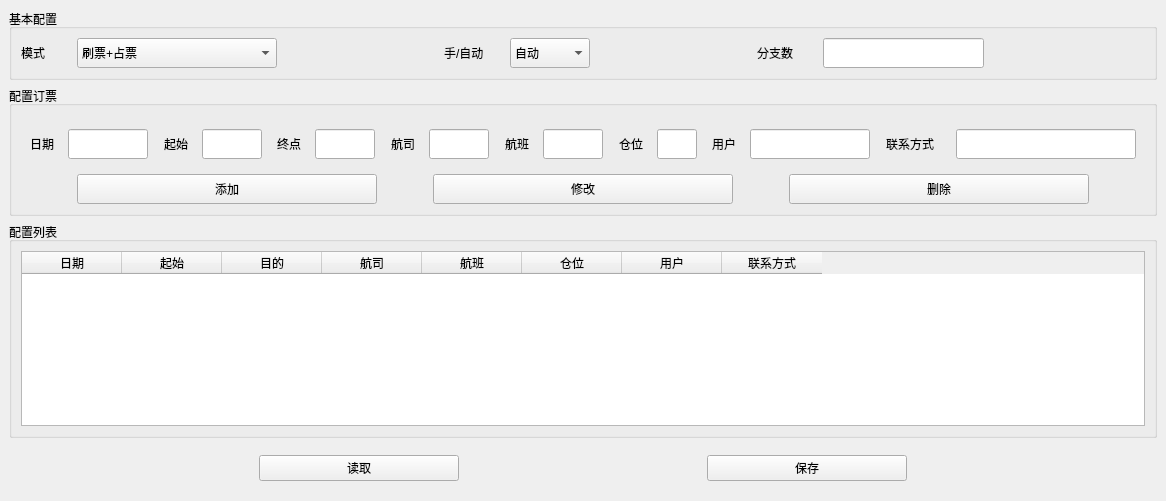
imecoder/autobook, file Galileo/Config/mainwindow.ui: the form before one commit.
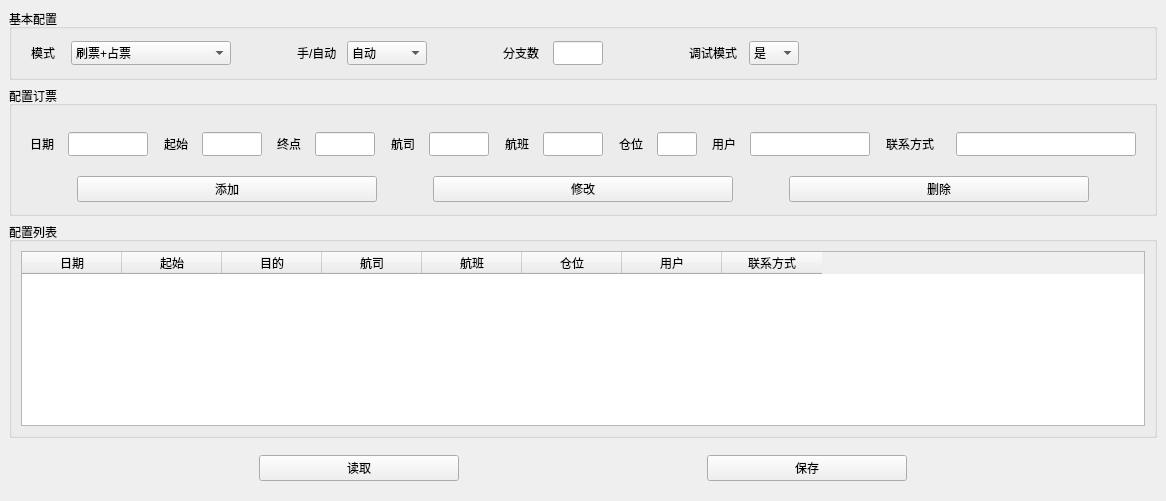
The form after the commit.

Commit message: 添加了调试模式进入配置文件, 增加了一个新的用户

Diff of the .ui file:
```diff
--- a/Galileo/Config/mainwindow.ui
+++ b/Galileo/Config/mainwindow.ui
@@ -34,10 +34,49 @@
       </property>
       <layout class="QHBoxLayout" name="horizontalLayout">
        <item>
+        <widget class="QWidget" name="widget_5" native="true">
+         <property name="minimumSize">
+          <size>
+           <width>270</width>
+           <height>30</height>
+          </size>
+         </property>
+         <property name="maximumSize">
+          <size>
+           <width>270</width>
+           <height>30</height>
+          </size>
+         </property>
+         <layout class="QHBoxLayout" name="horizontalLayout_6">
+          <property name="spacing">
+           <number>0</number>
+          </property>
+          <property name="leftMargin">
+           <number>10</number>
+          </property>
+          <property name="topMargin">
+           <number>0</number>
+          </property>
+          <property name="rightMargin">
+           <number>0</number>
+          </property>
+          <property name="bottomMargin">
+           <number>0</number>
+          </property>
+          <item>
         <widget class="QLabel" name="label">
+            <property name="enabled">
+             <bool>true</bool>
+            </property>
          <property name="minimumSize">
           <size>
-           <width>50</width>
+              <width>40</width>
+              <height>30</height>
+             </size>
+            </property>
+            <property name="maximumSize">
+             <size>
+              <width>40</width>
            <height>30</height>
           </size>
          </property>
@@ -56,8 +95,14 @@
         <widget class="QComboBox" name="comboBoxMode">
          <property name="minimumSize">
           <size>
-           <width>200</width>
-           <height>30</height>
+              <width>160</width>
+              <height>24</height>
+             </size>
+            </property>
+            <property name="maximumSize">
+             <size>
+              <width>160</width>
+              <height>24</height>
           </size>
          </property>
          <property name="font">
@@ -97,11 +142,50 @@
          </property>
         </spacer>
        </item>
+         </layout>
+        </widget>
+       </item>
+       <item>
+        <widget class="QWidget" name="widget_12" native="true">
+         <property name="minimumSize">
+          <size>
+           <width>200</width>
+           <height>30</height>
+          </size>
+         </property>
+         <property name="maximumSize">
+          <size>
+           <width>200</width>
+           <height>30</height>
+          </size>
+         </property>
+         <layout class="QHBoxLayout" name="horizontalLayout_7">
+          <property name="spacing">
+           <number>0</number>
+          </property>
+          <property name="leftMargin">
+           <number>0</number>
+          </property>
+          <property name="topMargin">
+           <number>0</number>
+          </property>
+          <property name="rightMargin">
+           <number>0</number>
+          </property>
+          <property name="bottomMargin">
+           <number>0</number>
+          </property>
        <item>
         <widget class="QLabel" name="label_2">
          <property name="minimumSize">
           <size>
-           <width>60</width>
+              <width>50</width>
+              <height>30</height>
+             </size>
+            </property>
+            <property name="maximumSize">
+             <size>
+              <width>50</width>
            <height>30</height>
           </size>
          </property>
@@ -121,7 +205,13 @@
          <property name="minimumSize">
           <size>
            <width>80</width>
-           <height>30</height>
+              <height>24</height>
+             </size>
+            </property>
+            <property name="maximumSize">
+             <size>
+              <width>16777215</width>
+              <height>24</height>
           </size>
          </property>
          <property name="font">
@@ -155,17 +245,56 @@
          </property>
          <property name="sizeHint" stdset="0">
           <size>
-           <width>40</width>
-           <height>20</height>
+              <width>67</width>
+              <height>27</height>
           </size>
          </property>
         </spacer>
        </item>
+         </layout>
+        </widget>
+       </item>
+       <item>
+        <widget class="QWidget" name="widget_13" native="true">
+         <property name="minimumSize">
+          <size>
+           <width>180</width>
+           <height>30</height>
+          </size>
+         </property>
+         <property name="maximumSize">
+          <size>
+           <width>180</width>
+           <height>30</height>
+          </size>
+         </property>
+         <layout class="QHBoxLayout" name="horizontalLayout_8">
+          <property name="spacing">
+           <number>0</number>
+          </property>
+          <property name="leftMargin">
+           <number>0</number>
+          </property>
+          <property name="topMargin">
+           <number>0</number>
+          </property>
+          <property name="rightMargin">
+           <number>0</number>
+          </property>
+          <property name="bottomMargin">
+           <number>0</number>
+          </property>
        <item>
         <widget class="QLabel" name="label_3">
          <property name="minimumSize">
           <size>
-           <width>60</width>
+              <width>50</width>
+              <height>30</height>
+             </size>
+            </property>
+            <property name="maximumSize">
+             <size>
+              <width>50</width>
            <height>30</height>
           </size>
          </property>
@@ -184,8 +313,14 @@
         <widget class="QLineEdit" name="lineEditBranchSize">
          <property name="minimumSize">
           <size>
-           <width>100</width>
-           <height>30</height>
+              <width>50</width>
+              <height>24</height>
+             </size>
+            </property>
+            <property name="maximumSize">
+             <size>
+              <width>50</width>
+              <height>24</height>
           </size>
          </property>
          <property name="font">
@@ -209,6 +344,131 @@
          </property>
          <property name="sizeHint" stdset="0">
           <size>
+              <width>77</width>
+              <height>27</height>
+             </size>
+            </property>
+           </spacer>
+          </item>
+         </layout>
+        </widget>
+       </item>
+       <item>
+        <widget class="QWidget" name="widget_14" native="true">
+         <property name="minimumSize">
+          <size>
+           <width>160</width>
+           <height>30</height>
+          </size>
+         </property>
+         <property name="maximumSize">
+          <size>
+           <width>160</width>
+           <height>30</height>
+          </size>
+         </property>
+         <layout class="QHBoxLayout" name="horizontalLayout_16">
+          <property name="spacing">
+           <number>0</number>
+          </property>
+          <property name="leftMargin">
+           <number>0</number>
+          </property>
+          <property name="topMargin">
+           <number>0</number>
+          </property>
+          <property name="rightMargin">
+           <number>0</number>
+          </property>
+          <property name="bottomMargin">
+           <number>0</number>
+          </property>
+          <item>
+           <widget class="QLabel" name="label_4">
+            <property name="minimumSize">
+             <size>
+              <width>60</width>
+              <height>30</height>
+             </size>
+            </property>
+            <property name="maximumSize">
+             <size>
+              <width>16777215</width>
+              <height>30</height>
+             </size>
+            </property>
+            <property name="font">
+             <font>
+              <family>Microsoft YaHei UI</family>
+              <pointsize>9</pointsize>
+             </font>
+            </property>
+            <property name="text">
+             <string>调试模式</string>
+            </property>
+           </widget>
+          </item>
+          <item>
+           <widget class="QComboBox" name="comboBoxDebug">
+            <property name="minimumSize">
+             <size>
+              <width>50</width>
+              <height>24</height>
+             </size>
+            </property>
+            <property name="maximumSize">
+             <size>
+              <width>16777215</width>
+              <height>24</height>
+             </size>
+            </property>
+            <property name="font">
+             <font>
+              <family>Microsoft YaHei UI</family>
+              <pointsize>9</pointsize>
+             </font>
+            </property>
+            <item>
+             <property name="text">
+              <string>是</string>
+             </property>
+            </item>
+            <item>
+             <property name="text">
+              <string>否</string>
+             </property>
+            </item>
+           </widget>
+          </item>
+          <item>
+           <spacer name="horizontalSpacer_5">
+            <property name="orientation">
+             <enum>Qt::Horizontal</enum>
+            </property>
+            <property name="sizeHint" stdset="0">
+             <size>
+              <width>44</width>
+              <height>20</height>
+             </size>
+            </property>
+           </spacer>
+          </item>
+         </layout>
+        </widget>
+       </item>
+       <item>
+        <spacer name="horizontalSpacer_4">
+         <property name="minimumSize">
+          <size>
+           <width>0</width>
+           <height>30</height>
+          </size>
+         </property>
+         <property name="orientation">
+          <enum>Qt::Horizontal</enum>
+         </property>
+         <property name="sizeHint" stdset="0">
+          <size>
            <width>40</width>
            <height>20</height>
           </size>
@@ -287,7 +547,7 @@
                <property name="minimumSize">
                 <size>
                  <width>60</width>
-                 <height>30</height>
+                 <height>24</height>
                 </size>
                </property>
                <property name="maximumSize">
@@ -368,7 +628,7 @@
                <property name="minimumSize">
                 <size>
                  <width>60</width>
-                 <height>30</height>
+                 <height>24</height>
                 </size>
                </property>
                <property name="maximumSize">
@@ -449,7 +709,7 @@
                <property name="minimumSize">
                 <size>
                  <width>60</width>
-                 <height>30</height>
+                 <height>24</height>
                 </size>
                </property>
                <property name="maximumSize">
@@ -530,7 +790,7 @@
                <property name="minimumSize">
                 <size>
                  <width>60</width>
-                 <height>30</height>
+                 <height>24</height>
                 </size>
                </property>
                <property name="maximumSize">
@@ -611,7 +871,7 @@
                <property name="minimumSize">
                 <size>
                  <width>60</width>
-                 <height>30</height>
+                 <height>24</height>
                 </size>
                </property>
                <property name="maximumSize">
@@ -692,7 +952,7 @@
                <property name="minimumSize">
                 <size>
                  <width>40</width>
-                 <height>30</height>
+                 <height>24</height>
                 </size>
                </property>
                <property name="maximumSize">
@@ -773,7 +1033,7 @@
                <property name="minimumSize">
                 <size>
                  <width>120</width>
-                 <height>30</height>
+                 <height>24</height>
                 </size>
                </property>
                <property name="maximumSize">
@@ -854,7 +1114,7 @@
                <property name="minimumSize">
                 <size>
                  <width>180</width>
-                 <height>30</height>
+                 <height>24</height>
                 </size>
                </property>
                <property name="maximumSize">
@@ -925,7 +1185,7 @@
             <property name="minimumSize">
              <size>
               <width>300</width>
-              <height>30</height>
+              <height>24</height>
              </size>
             </property>
             <property name="font">
@@ -963,7 +1223,7 @@
             <property name="minimumSize">
              <size>
               <width>300</width>
-              <height>30</height>
+              <height>24</height>
              </size>
             </property>
             <property name="font">
@@ -1001,7 +1261,7 @@
             <property name="minimumSize">
              <size>
               <width>300</width>
-              <height>30</height>
+              <height>24</height>
              </size>
             </property>
             <property name="font">
```
Lines whose indentation alone changed are shown as unchanged. The commit also changes 59 other files.
